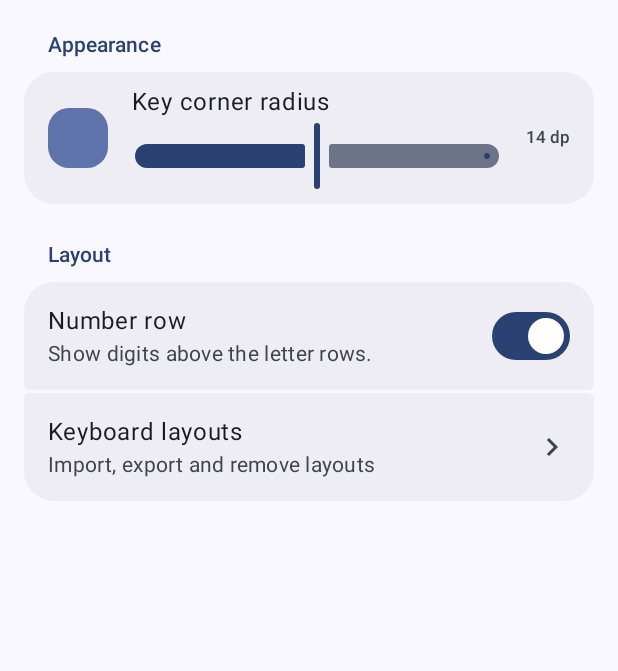
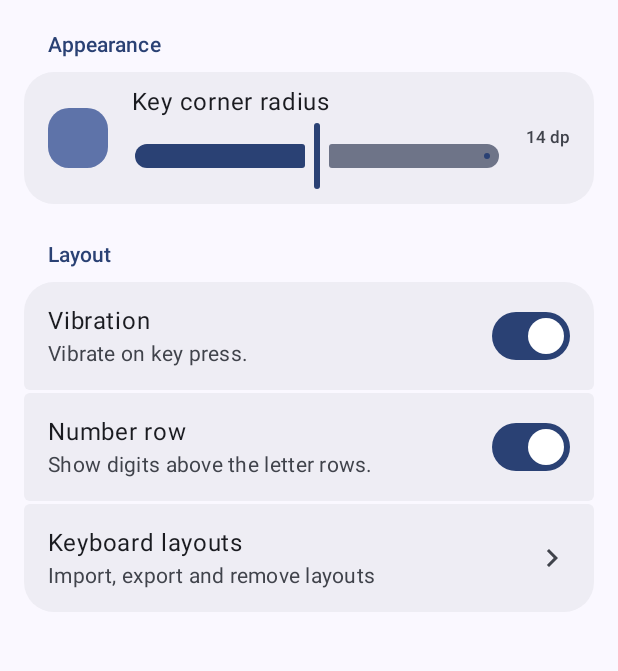
Before and after one commit to AnmiTaliDev/Kotoba, an Android app built with Jetpack Compose: the SettingsActivity screen opened directly, with no data from a screen before it, on a phone screen of 412 x 824 dp, the part 162-833 px from its top. Run offline under Robolectric (Android 15) with nearby library versions, the phone set to English and light mode, and no system bars; our stand-ins replace Material 3 Expressive styles (plain Material 3 is drawn).

Commit message:
feat: add key haptics, alternative hints and Gboard-like key sizing

```diff
--- a/app/src/main/kotlin/dev/anmitali/kotoba/settings/KeyboardSettings.kt
+++ b/app/src/main/kotlin/dev/anmitali/kotoba/settings/KeyboardSettings.kt
@@ -3,10 +3,12 @@ package dev.anmitali.kotoba.settings
 data class KeyboardSettings(
     val keyCornerRadiusDp: Int = DefaultKeyCornerRadiusDp,
     val numberRow: Boolean = DefaultNumberRow,
+    val haptics: Boolean = DefaultHaptics,
 ) {
     companion object {
         const val DefaultKeyCornerRadiusDp = 14
         const val DefaultNumberRow = true
+        const val DefaultHaptics = true
         const val MinKeyCornerRadiusDp = 0
         const val MaxKeyCornerRadiusDp = 28
     }
--- a/app/src/main/kotlin/dev/anmitali/kotoba/settings/SettingsRepository.kt
+++ b/app/src/main/kotlin/dev/anmitali/kotoba/settings/SettingsRepository.kt
@@ -17,6 +17,7 @@ private val Context.dataStore: DataStore<Preferences> by preferencesDataStore(na
 
 private val KeyCornerRadiusKey = intPreferencesKey("key_corner_radius_dp")
 private val NumberRowKey = booleanPreferencesKey("number_row")
+private val HapticsKey = booleanPreferencesKey("haptics")
 private val RecentEmojiKey = stringPreferencesKey("recent_emoji")
 private val LayoutsRevisionKey = intPreferencesKey("layouts_revision")
 
@@ -29,6 +30,7 @@ class SettingsRepository(context: Context) {
             keyCornerRadiusDp = (prefs[KeyCornerRadiusKey] ?: KeyboardSettings.DefaultKeyCornerRadiusDp)
                 .coerceIn(KeyboardSettings.MinKeyCornerRadiusDp, KeyboardSettings.MaxKeyCornerRadiusDp),
             numberRow = prefs[NumberRowKey] ?: KeyboardSettings.DefaultNumberRow,
+            haptics = prefs[HapticsKey] ?: KeyboardSettings.DefaultHaptics,
         )
     }
 
@@ -50,6 +52,10 @@ class SettingsRepository(context: Context) {
         store.edit { it[KeyCornerRadiusKey] = dp }
     }
 
+    suspend fun setHaptics(enabled: Boolean) {
+        store.edit { it[HapticsKey] = enabled }
+    }
+
     suspend fun setNumberRow(enabled: Boolean) {
         store.edit { it[NumberRowKey] = enabled }
     }
--- a/app/src/main/kotlin/dev/anmitali/kotoba/ui/settings/SettingsScreen.kt
+++ b/app/src/main/kotlin/dev/anmitali/kotoba/ui/settings/SettingsScreen.kt
@@ -115,6 +115,24 @@ fun SettingsScreen(repository: SettingsRepository) {
                         {
                             ListItem(
                                 colors = TransparentListItem(),
+                                headlineContent = { Text(stringResource(R.string.haptics_title)) },
+                                supportingContent = { Text(stringResource(R.string.haptics_body)) },
+                                trailingContent = {
+                                    Switch(
+                                        checked = settings.haptics,
+                                        onCheckedChange = { scope.launch { repository.setHaptics(it) } },
+                                        thumbContent = if (settings.haptics) {
+                                            { Icon(Icons.Filled.Check, contentDescription = null) }
+                                        } else {
+                                            null
+                                        },
+                                    )
+                                },
+                            )
+                        },
+                        {
+                            ListItem(
+                                colors = TransparentListItem(),
                                 headlineContent = { Text(stringResource(R.string.number_row_title)) },
                                 supportingContent = { Text(stringResource(R.string.number_row_body)) },
                                 trailingContent = {
--- a/app/src/main/res/values/strings.xml
+++ b/app/src/main/res/values/strings.xml
@@ -29,6 +29,8 @@
     <string name="key_radius_title">Key corner radius</string>
     <string name="key_radius_value">%1$d dp</string>
     <string name="layout_title">Layout</string>
+    <string name="haptics_title">Vibration</string>
+    <string name="haptics_body">Vibrate on key press.</string>
     <string name="number_row_title">Number row</string>
     <string name="number_row_body">Show digits above the letter rows.</string>
     <string name="emoji_recent_empty">No recent emoji yet</string>
```
Also changed, not shown: app/src/main/kotlin/dev/anmitali/kotoba/ui/keyboard/KeyButton.kt (+8 -0 lines), app/src/main/kotlin/dev/anmitali/kotoba/ui/keyboard/KeyboardScreen.kt (+20 -5 lines).
